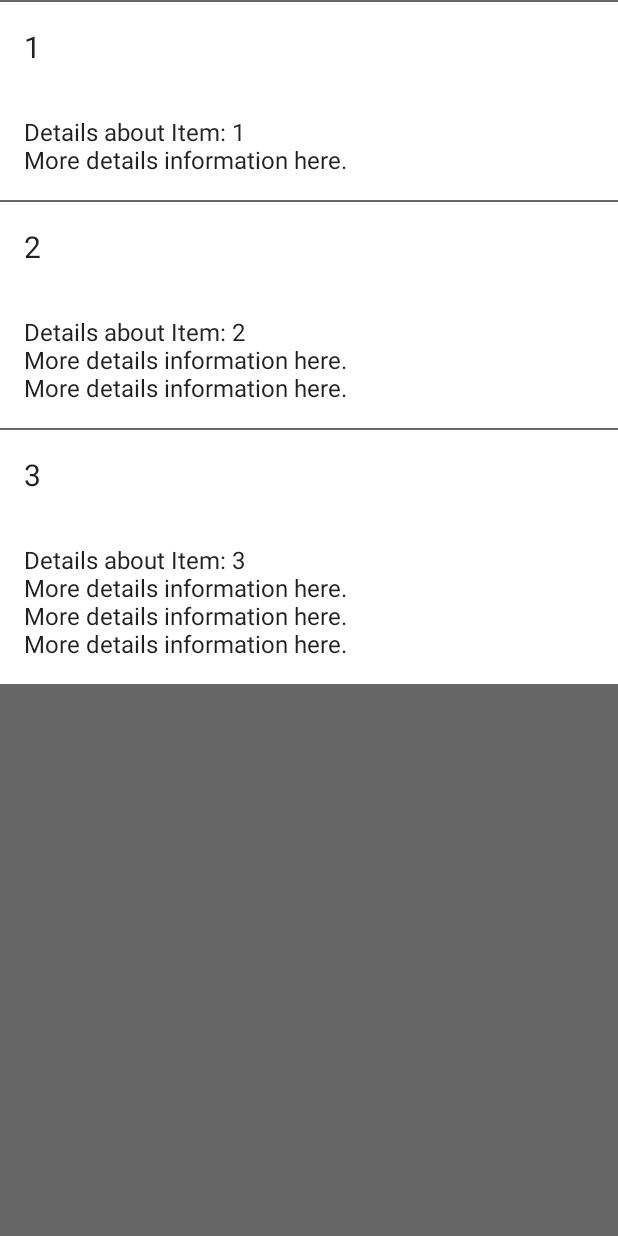
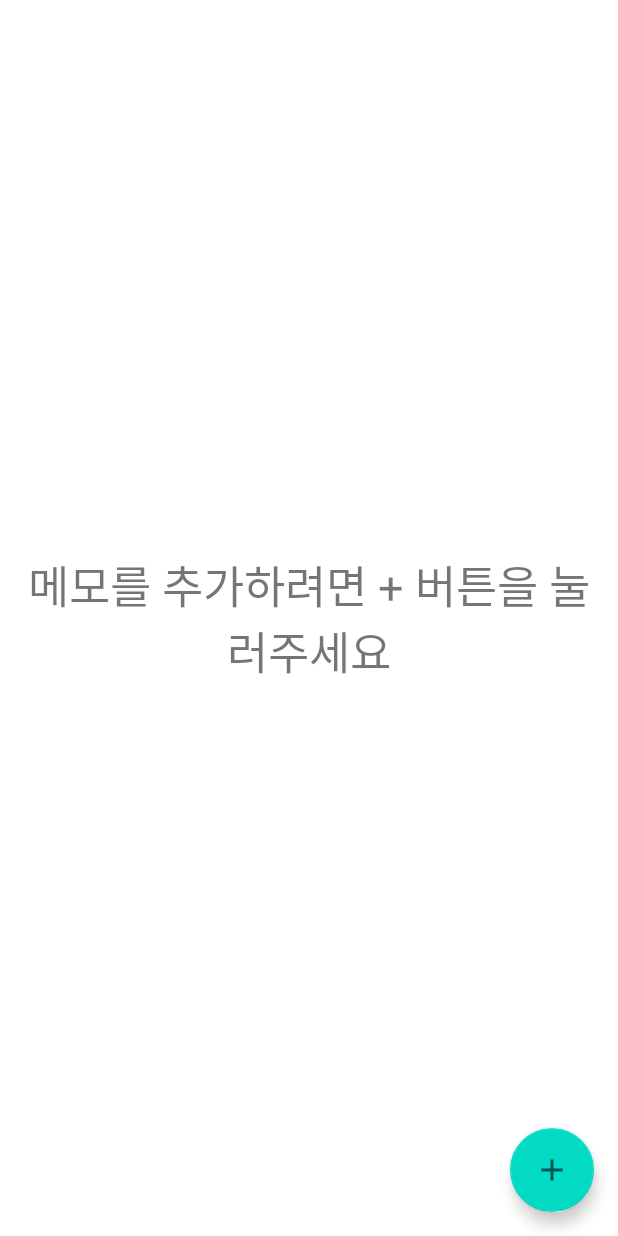
Before and after one commit to bjune8774/PandaMemo, an Android app: the screen it shows after launch (MemoActivity), on a phone screen of 412 x 824 dp. Run offline under Robolectric (Android 15) with nearby library versions, the phone set to English and light mode, and no system bars; our stand-ins replace data binding.

Commit message:
[Memo] Implements basic functions

```diff
--- a/app/build.gradle
+++ b/app/build.gradle
@@ -31,6 +31,7 @@ dependencies {
     implementation 'androidx.constraintlayout:constraintlayout:1.1.3'
     implementation 'androidx.legacy:legacy-support-v4:1.0.0'
     implementation 'androidx.recyclerview:recyclerview:1.1.0'
+    implementation 'com.google.android.material:material:1.1.0'
     testImplementation 'junit:junit:4.12'
     androidTestImplementation 'androidx.test.ext:junit:1.1.1'
     androidTestImplementation 'androidx.test.espresso:espresso-core:3.2.0'
--- a/app/src/main/java/com/panda/memo/MemoActivity.java
+++ b/app/src/main/java/com/panda/memo/MemoActivity.java
@@ -1,34 +1,110 @@
 package com.panda.memo;
 
 import android.os.Bundle;
+import android.view.MenuItem;
 import android.view.View;
-import android.widget.Button;
 
+import androidx.annotation.NonNull;
 import androidx.appcompat.app.AppCompatActivity;
 import androidx.databinding.DataBindingUtil;
+import androidx.fragment.app.Fragment;
 import androidx.fragment.app.FragmentManager;
 import androidx.fragment.app.FragmentTransaction;
 import androidx.lifecycle.ViewModelProvider;
 
 import com.panda.memo.databinding.ActivityMemoBinding;
 
+import static androidx.fragment.app.FragmentTransaction.TRANSIT_FRAGMENT_FADE;
+
 public class MemoActivity extends AppCompatActivity {
+    private MemoViewModel mMemoViewModel;
+    private ActivityMemoBinding mBinding;
+
     private FragmentManager mFragmentManager = getSupportFragmentManager();
     private FragmentTransaction mTransaction;
 
     private MemoListFragment mListFragment;
     private MemoContentFragment mContentFragment;
+    private MemoEmptyFragment mEmptyFragment;
+    private Fragment mCurrentFragment;
 
     @Override
     protected void onCreate(Bundle savedInstanceState) {
         super.onCreate(savedInstanceState);
-        final ActivityMemoBinding binding = DataBindingUtil.setContentView(this, R.layout.activity_memo);
+        mBinding = DataBindingUtil.setContentView(this, R.layout.activity_memo);
+        mMemoViewModel = new ViewModelProvider(this, new MemoViewModel.Factory()).get(MemoViewModel.class);
 
-        mListFragment = new MemoListFragment();
-        mContentFragment = new MemoContentFragment();
+        mListFragment = new MemoListFragment(mMemoViewModel);
+        mContentFragment = new MemoContentFragment(mMemoViewModel);
+        mEmptyFragment = new MemoEmptyFragment();
 
+        mListFragment.setOnItemClickListener(new MemoListAdapter.OnItemClickListener() {
+            @Override
+            public void onItemClick(View v, int pos) {
+                Bundle bundle = new Bundle();
+                bundle.putInt("pos", pos);
+                mContentFragment.setArguments(bundle);
+
+                mBinding.fabAddMemo.hide();
+                replaceFragment(mContentFragment, TRANSIT_FRAGMENT_FADE);
+            }
+        });
+
+        mBinding.fabAddMemo.setOnClickListener(new View.OnClickListener() {
+            @Override
+            public void onClick(View view) {
+                mContentFragment.setArguments(null);
+
+                mBinding.fabAddMemo.hide();
+                replaceFragment(mContentFragment, TRANSIT_FRAGMENT_FADE);
+            }
+        });
+    }
+
+    @Override
+    protected void onResume() {
+        super.onResume();
+        replaceHomeFragment(TRANSIT_FRAGMENT_FADE);
+    }
+
+    @Override
+    public boolean onOptionsItemSelected(@NonNull MenuItem item) {
+        switch (item.getItemId()) {
+            case android.R.id.home:
+                onBackPressed();
+                break;
+            default:
+                break;
+        }
+
+        return super.onOptionsItemSelected(item);
+    }
+
+    @Override
+    public void onBackPressed() {
+        if (mCurrentFragment == mContentFragment) {
+            mContentFragment.onBackKeyPressed();
+            mBinding.fabAddMemo.show();
+            replaceHomeFragment(TRANSIT_FRAGMENT_FADE);
+        } else {
+            super.onBackPressed();
+        }
+    }
+
+    private void replaceHomeFragment(int transitionType) {
+        if (mMemoViewModel.getMemoCount() == 0) {
+            replaceFragment(mEmptyFragment, transitionType);
+        } else {
+            replaceFragment(mListFragment, transitionType);
+        }
+    }
+
+    private void replaceFragment(Fragment fragment, int transitionType) {
+        mCurrentFragment = fragment;
         mTransaction = mFragmentManager.beginTransaction();
-        mTransaction.replace(R.id.frameLayout, mListFragment).commitAllowingStateLoss();
-
+        mTransaction.replace(R.id.frameLayout, mCurrentFragment);
+//        mTransaction.addToBackStack(null);
+        mTransaction.setTransition(transitionType);
+        mTransaction.commit();
     }
 }
--- a/app/src/main/java/com/panda/memo/MemoData.java
+++ b/app/src/main/java/com/panda/memo/MemoData.java
@@ -6,55 +6,58 @@ import java.util.List;
 import java.util.Map;
 
 public class MemoData {
+    public static final List<MemoItem> MEMO_LIST = new ArrayList<MemoItem>();
+//    public static final Map<String, MemoItem> ITEM_MAP = new HashMap<String, MemoItem>();
+//    private static final int COUNT = 3;
 
-    public static final List<MemoItem> ITEMS = new ArrayList<MemoItem>();
+//    static {
+//        // Add some sample items.
+//        for (int i = 1; i <= COUNT; i++) {
+//            addItem(createDummyItem(i));
+//        }
+//    }
 
-    public static final Map<String, MemoItem> ITEM_MAP = new HashMap<String, MemoItem>();
-
-    private static final int COUNT = 3;
-
-    static {
-        // Add some sample items.
-        for (int i = 1; i <= COUNT; i++) {
-            addItem(createDummyItem(i));
-        }
+    public static void addMemo(String title, String content) {
+        MEMO_LIST.add(new MemoItem(title, content));
     }
 
-    private static void addItem(MemoItem item) {
-        ITEMS.add(item);
-        ITEM_MAP.put(item.id, item);
+    public static void editMemo(String title, String content, int pos) {
+        MEMO_LIST.get(pos).title = title;
+        MEMO_LIST.get(pos).content = content;
     }
 
-    private static MemoItem createDummyItem(int position) {
-        return new MemoItem(String.valueOf(position), "Item " + position, makeDetails(position));
+    public static void removeMemo(int pos) {
+        MEMO_LIST.remove(pos);
     }
 
-    private static String makeDetails(int position) {
-        StringBuilder builder = new StringBuilder();
-        builder.append("Details about Item: ").append(position);
-        for (int i = 0; i < position; i++) {
-            builder.append("\nMore details information here.");
-        }
-        return builder.toString();
-    }
+//    private static void addItem(MemoItem item) {
+//        ITEMS.add(item);
+//        ITEM_MAP.put(item.id, item);
+//    }
+//
+//    private static MemoItem createDummyItem(int position) {
+//        return new MemoItem("Item " + position, makeDetails(position));
+//    }
+//
+//    private static String makeDetails(int position) {
+//        StringBuilder builder = new StringBuilder();
+//        builder.append("Details about Item: ").append(position);
+//        for (int i = 0; i < position; i++) {
+//            builder.append("\nMore details information here.");
+//        }
+//        return builder.toString();
+//    }
 
     /**
      * A dummy item representing a piece of content.
      */
-    public static class MemoItem {
-        public final String id;
-        public final String title;
-        public final String content;
-
-        public MemoItem(String id, String content, String details) {
-            this.id = id;
-            this.title = content;
-            this.content = details;
-        }
-
-//        @Override
-//        public String toString() {
-//            return title;
+//    public static class MemoItem {
+//        public final String title;
+//        public final String content;
+//
+//        public MemoItem(String title, String content) {
+//            this.title = title;
+//            this.content = content;
 //        }
-    }
+//    }
 }
--- /dev/null
+++ b/app/src/main/java/com/panda/memo/MemoEmptyFragment.java
@@ -0,0 +1,17 @@
+package com.panda.memo;
+
+import android.os.Bundle;
+import android.view.LayoutInflater;
+import android.view.View;
+import android.view.ViewGroup;
+
+import androidx.fragment.app.Fragment;
+
+public class MemoEmptyFragment extends Fragment {
+    @Override
+    public View onCreateView(LayoutInflater inflater, ViewGroup container,
+                             Bundle savedInstanceState) {
+        // Inflate the layout for this fragment
+        return inflater.inflate(R.layout.fragment_memo_empty, container, false);
+    }
+}
--- a/app/src/main/java/com/panda/memo/MemoItemRecyclerViewAdapter.java
+++ b/app/src/main/java/com/panda/memo/MemoListAdapter.java
@@ -1,25 +1,19 @@
 package com.panda.memo;
-
-import androidx.recyclerview.widget.RecyclerView;
 
 import android.view.LayoutInflater;
 import android.view.View;
 import android.view.ViewGroup;
 import android.widget.TextView;
 
-import com.panda.memo.MemoData.MemoItem;
+import androidx.recyclerview.widget.RecyclerView;
 
 import java.util.List;
 
-/**
- * {@link RecyclerView.Adapter} that can display a {@link MemoItem}.
- * TODO: Replace the implementation with code for your data type.
- */
-public class MemoItemRecyclerViewAdapter extends RecyclerView.Adapter<MemoItemRecyclerViewAdapter.MemoViewHolder> {
+public class MemoListAdapter extends RecyclerView.Adapter<MemoListAdapter.MemoViewHolder> {
+    private final List<MemoItem> mValues;
+    private OnItemClickListener mListener;
 
-    private final List<MemoItem> mValues;
-
-    public MemoItemRecyclerViewAdapter(List<MemoItem> items) {
+    public MemoListAdapter(List<MemoItem> items) {
         mValues = items;
     }
 
@@ -33,13 +27,21 @@ public class MemoItemRecyclerViewAdapter extends RecyclerView.Adapter<MemoItemRe
     @Override
     public void onBindViewHolder(final MemoViewHolder holder, int position) {
         holder.mItem = mValues.get(position);
-        holder.mTitle.setText(mValues.get(position).id);
+        holder.mTitle.setText(mValues.get(position).title);
         holder.mContentView.setText(mValues.get(position).content);
     }
 
     @Override
     public int getItemCount() {
         return mValues.size();
+    }
+
+    public void setOnItemClickListener(OnItemClickListener listener) {
+        mListener = listener;
+    }
+
+    public interface OnItemClickListener {
+        void onItemClick(View v, int pos);
     }
 
     public class MemoViewHolder extends RecyclerView.ViewHolder {
@@ -53,6 +55,16 @@ public class MemoItemRecyclerViewAdapter extends RecyclerView.Adapter<MemoItemRe
             mView = view;
             mTitle = (TextView) view.findViewById(R.id.title);
             mContentView = (TextView) view.findViewById(R.id.content);
+
+            view.setOnClickListener(new View.OnClickListener() {
+                @Override
+                public void onClick(View view) {
+                    int pos = getAdapterPosition();
+                    if (pos != RecyclerView.NO_POSITION) {
+                        mListener.onItemClick(view, pos);
+                    }
+                }
+            });
         }
 
         @Override
--- a/app/src/main/java/com/panda/memo/MemoListFragment.java
+++ b/app/src/main/java/com/panda/memo/MemoListFragment.java
@@ -2,50 +2,28 @@ package com.panda.memo;
 
 import android.content.Context;
 import android.os.Bundle;
-
-import androidx.fragment.app.Fragment;
-import androidx.recyclerview.widget.GridLayoutManager;
-import androidx.recyclerview.widget.LinearLayoutManager;
-import androidx.recyclerview.widget.RecyclerView;
-
 import android.view.LayoutInflater;
 import android.view.View;
 import android.view.ViewGroup;
 
-/**
- * A fragment representing a list of Items.
- */
+import androidx.fragment.app.Fragment;
+import androidx.recyclerview.widget.LinearLayoutManager;
+import androidx.recyclerview.widget.RecyclerView;
+
+import com.panda.memo.databinding.FragmentMemoContentBinding;
+
 public class MemoListFragment extends Fragment {
+    private MemoViewModel mMemoViewModel;
+    private FragmentMemoContentBinding mBinding;
+    private MemoListAdapter mMemoListAdapter;
 
-    // TODO: Customize parameter argument names
-    private static final String ARG_COLUMN_COUNT = "column-count";
-    // TODO: Customize parameters
-    private int mColumnCount = 1;
-
-    /**
-     * Mandatory empty constructor for the fragment manager to instantiate the
-     * fragment (e.g. upon screen orientation changes).
-     */
-    public MemoListFragment() {
+    public MemoListFragment(MemoViewModel memoViewModel) {
+        mMemoViewModel = memoViewModel;
+        mMemoListAdapter = new MemoListAdapter(mMemoViewModel.getMemoList());
     }
 
-    // TODO: Customize parameter initialization
-    @SuppressWarnings("unused")
-    public static MemoListFragment newInstance(int columnCount) {
-        MemoListFragment fragment = new MemoListFragment();
-        Bundle args = new Bundle();
-        args.putInt(ARG_COLUMN_COUNT, columnCount);
-        fragment.setArguments(args);
-        return fragment;
-    }
-
-    @Override
-    public void onCreate(Bundle savedInstanceState) {
-        super.onCreate(savedInstanceState);
-
-        if (getArguments() != null) {
-            mColumnCount = getArguments().getInt(ARG_COLUMN_COUNT);
-        }
+    public void setOnItemClickListener(MemoListAdapter.OnItemClickListener listener) {
+        mMemoListAdapter.setOnItemClickListener(listener);
     }
 
     @Override
@@ -57,12 +35,8 @@ public class MemoListFragment extends Fragment {
         if (view instanceof RecyclerView) {
             Context context = view.getContext();
             RecyclerView recyclerView = (RecyclerView) view;
-            if (mColumnCount <= 1) {
-                recyclerView.setLayoutManager(new LinearLayoutManager(context));
-            } else {
-                recyclerView.setLayoutManager(new GridLayoutManager(context, mColumnCount));
-            }
-            recyclerView.setAdapter(new MemoItemRecyclerViewAdapter(MemoData.ITEMS));
+            recyclerView.setLayoutManager(new LinearLayoutManager(context));
+            recyclerView.setAdapter(mMemoListAdapter);
         }
         return view;
     }
--- a/app/src/main/java/com/panda/memo/MemoViewModel.java
+++ b/app/src/main/java/com/panda/memo/MemoViewModel.java
@@ -1,12 +1,39 @@
 package com.panda.memo;
 
+import android.util.Log;
+
 import androidx.annotation.NonNull;
-import androidx.lifecycle.MutableLiveData;
 import androidx.lifecycle.ViewModel;
 import androidx.lifecycle.ViewModelProvider;
 
+import java.util.List;
+
 public class MemoViewModel extends ViewModel {
-    public MutableLiveData<Integer> progress = new MutableLiveData<>(); // test
+    // For Live Data
+//    public List<MemoItem> memoItemList = MemoData.MEMO_LIST;
+
+    public List<MemoItem> getMemoList() {
+        return MemoData.MEMO_LIST;
+    }
+
+    public void saveMemo(String title, String content, int pos) {
+        Log.d("JUNE", "title : " + title + ", content : " + content + ", pos : " + pos);
+        if (title.equals("") && content.equals("")) {
+            if (pos >= 0) {
+                MemoData.removeMemo(pos);
+            }
+        } else {
+            if (pos >= 0) {
+                MemoData.editMemo(title, content, pos);
+            } else {
+                MemoData.addMemo(title, content);
+            }
+        }
+    }
+
+    public int getMemoCount() {
+        return MemoData.MEMO_LIST.size();
+    }
 
     public static class Factory extends ViewModelProvider.NewInstanceFactory {
 
--- /dev/null
+++ b/app/src/main/res/drawable/ic_baseline_add_24.xml
@@ -0,0 +1,10 @@
+<vector xmlns:android="http://schemas.android.com/apk/res/android"
+    android:width="24dp"
+    android:height="24dp"
+    android:viewportWidth="24"
+    android:viewportHeight="24"
+    android:tint="?attr/colorControlNormal">
+  <path
+      android:fillColor="@android:color/white"
+      android:pathData="M19,13h-6v6h-2v-6H5v-2h6V5h2v6h6v2z"/>
+</vector>
--- a/app/src/main/res/layout/activity_memo.xml
+++ b/app/src/main/res/layout/activity_memo.xml
@@ -7,8 +7,17 @@
         android:id="@+id/frameLayout"
         android:layout_width="match_parent"
         android:layout_height="match_parent"
-        tools:context=".MemoActivity"
-        android:background="#666666">
+        android:background="#FFFFFF"
+        tools:context=".MemoActivity">
 
+        <com.google.android.material.floatingactionbutton.FloatingActionButton
+            android:id="@+id/fabAddMemo"
+            android:layout_width="wrap_content"
+            android:layout_height="wrap_content"
+            android:layout_gravity="bottom|right"
+            android:layout_margin="16dp"
+            android:clickable="true"
+            app:srcCompat="@drawable/ic_baseline_add_24" />
     </FrameLayout>
+
 </layout>
--- /dev/null
+++ b/app/src/main/res/layout/fragment_memo_empty.xml
@@ -0,0 +1,20 @@
+<?xml version="1.0" encoding="utf-8"?>
+<layout xmlns:android="http://schemas.android.com/apk/res/android"
+    xmlns:tools="http://schemas.android.com/tools">
+
+    <LinearLayout
+        android:layout_width="match_parent"
+        android:layout_height="match_parent"
+        tools:context=".MemoContentFragment">
+
+        <TextView
+            android:id="@+id/guideTextView"
+            android:layout_width="match_parent"
+            android:layout_height="match_parent"
+            android:gravity="center"
+            android:text="메모를 추가하려면 + 버튼을 눌러주세요"
+            android:layout_margin="16dp"
+            android:textSize="30sp" />
+
+    </LinearLayout>
+</layout>
--- a/app/src/main/res/layout/fragment_memo_list.xml
+++ b/app/src/main/res/layout/fragment_memo_list.xml
@@ -7,6 +7,7 @@
     android:layout_width="match_parent"
     android:layout_height="match_parent"
     android:layout_marginTop="1dp"
+    android:background="#777777"
     app:layoutManager="LinearLayoutManager"
     tools:context=".MemoListFragment"
     tools:listitem="@layout/fragment_memo_list_item" />
--- /dev/null
+++ b/app/src/main/res/menu/menu_content_fragment.xml
@@ -0,0 +1,8 @@
+<?xml version="1.0" encoding="utf-8"?>
+<menu xmlns:android="http://schemas.android.com/apk/res/android"
+    xmlns:app="http://schemas.android.com/apk/res-auto">
+    <item
+        android:id="@+id/saveBtn"
+        android:title="save"
+        app:showAsAction="always"/>
+</menu>
```
Also changed, not shown: app/src/main/java/com/panda/memo/MemoContentFragment.java (+65 -53 lines), app/src/main/java/com/panda/memo/MemoItem.java (added, +11 -0 lines), app/src/main/res/layout/fragment_memo_content.xml (+16 -4 lines).
